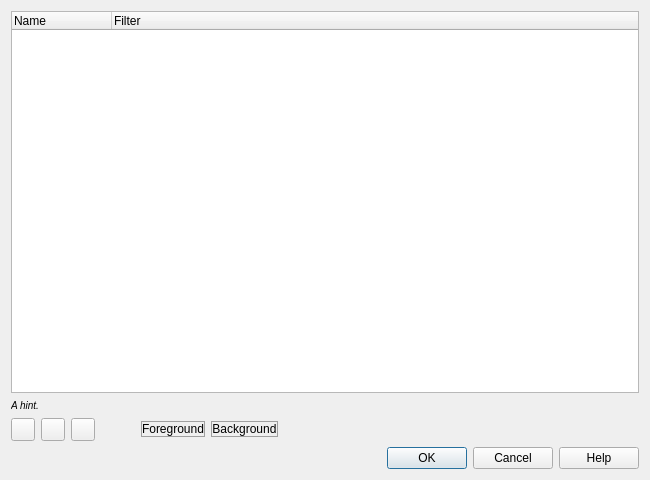
First picture: the form in ui/qt/coloring_rules_dialog.ui, repository appneta/wireshark, before the edit.
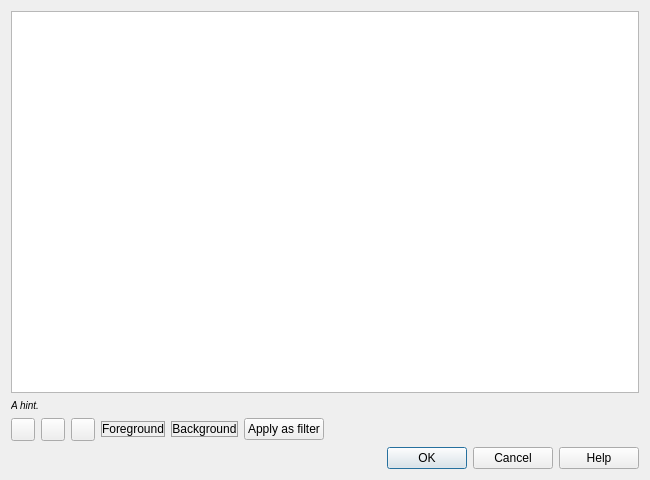
Second picture: the form after the edit. Icons and pictures are not drawn. Custom widgets are drawn as their Qt base class.

Diff of the .ui file:
```diff
--- a/ui/qt/coloring_rules_dialog.ui
+++ b/ui/qt/coloring_rules_dialog.ui
@@ -15,7 +15,7 @@
   </property>
   <layout class="QVBoxLayout" name="verticalLayout">
    <item>
-    <widget class="TabnavTreeWidget" name="coloringRulesTreeWidget">
+    <widget class="TabnavTreeView" name="coloringRulesTreeView">
      <property name="selectionMode">
       <enum>QAbstractItemView::ExtendedSelection</enum>
      </property>
@@ -34,16 +34,15 @@
      <property name="expandsOnDoubleClick">
       <bool>false</bool>
      </property>
-     <column>
-      <property name="text">
-       <string>Name</string>
-      </property>
-     </column>
-     <column>
-      <property name="text">
-       <string>Filter</string>
-      </property>
-     </column>
+     <property name="dragEnabled">
+      <bool>true</bool>
+     </property>
+     <property name="DropIndicatorShown">
+      <bool>true</bool>
+     </property>
+     <property name="dragDropMode">
+      <enum>QAbstractItemView::InternalMove</enum>
+     </property>
     </widget>
    </item>
    <item>
@@ -97,19 +96,6 @@
        </property>
       </widget>
      </item>
-     <item>
-      <spacer name="horizontalSpacer_2">
-       <property name="orientation">
-        <enum>Qt::Horizontal</enum>
-       </property>
-       <property name="sizeHint" stdset="0">
-        <size>
-         <width>40</width>
-         <height>20</height>
-        </size>
-       </property>
-      </spacer>
-     </item>
      <item>
       <widget class="QPushButton" name="fGPushButton">
        <property name="toolTip">
@@ -146,6 +132,25 @@
        <property name="flat">
         <bool>true</bool>
        </property>
+       <property name="visible">
+        <bool>false</bool>
+       </property>
+      </widget>
+     </item>
+     <item>
+      <widget class="QPushButton" name="displayFilterPushButton">
+       <property name="toolTip">
+        <string>Set the display filter using this rule.</string>
+       </property>
+       <property name="text">
+        <string>Apply as filter</string>
+       </property>
+       <property name="autoDefault">
+        <bool>false</bool>
+       </property>
+       <property name="visible">
+        <bool>false</bool>
+       </property>
       </widget>
      </item>
      <item>
@@ -177,9 +182,9 @@
  </widget>
  <customwidgets>
   <customwidget>
-   <class>TabnavTreeWidget</class>
-   <extends>QTreeWidget</extends>
-   <header>tabnav_tree_widget.h</header>
+   <class>TabnavTreeView</class>
+   <extends>QTreeView</extends>
+   <header>widgets/tabnav_tree_view.h</header>
   </customwidget>
  </customwidgets>
  <resources>
```
Left out of the diff: 11 changed lines with no effect on the pictures.
